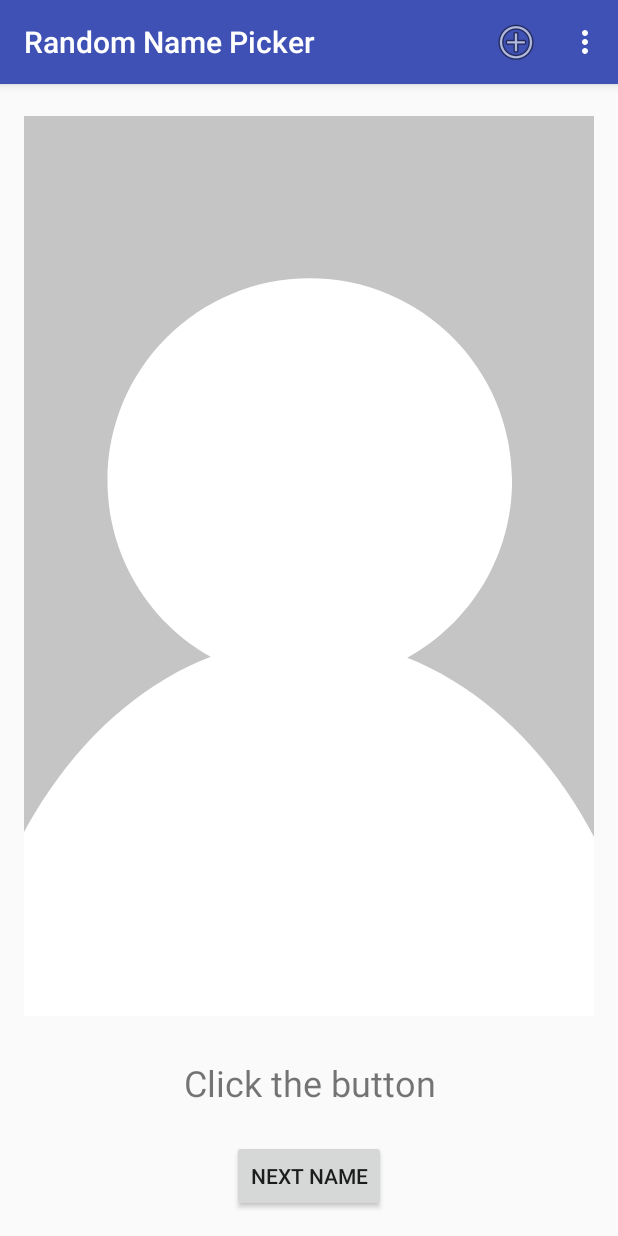
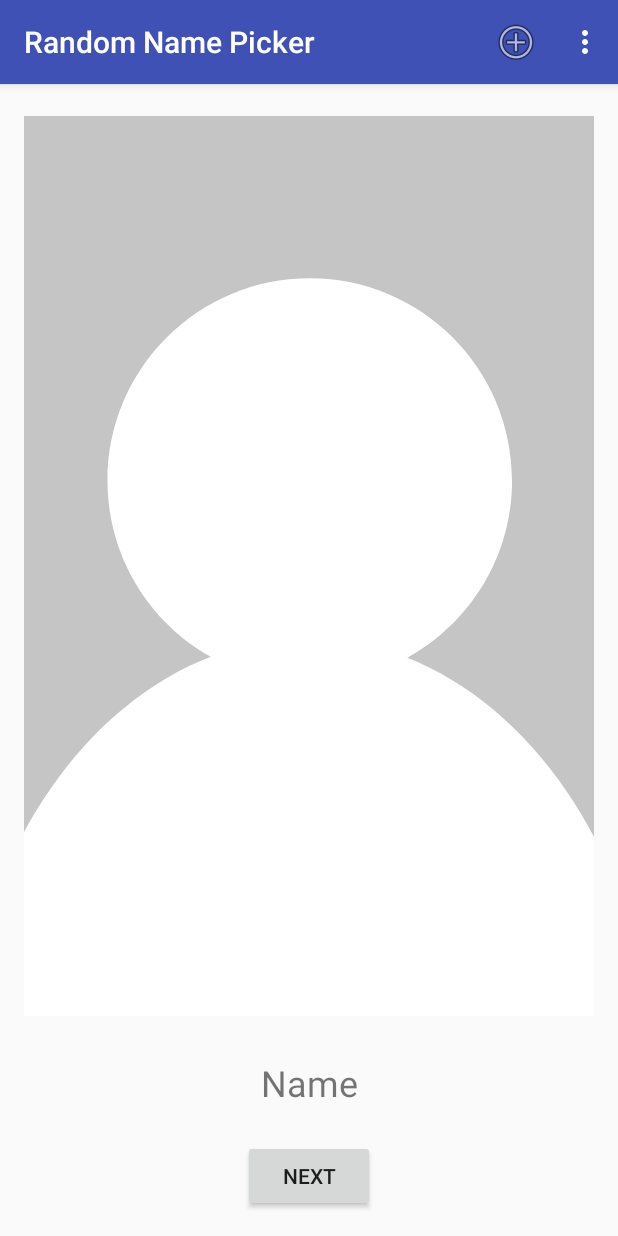
Before and after one commit to xizz/Random-Name-Picker, an Android app: the screen it shows after launch (MainActivity), on a phone screen of 412 x 824 dp. Run offline under Robolectric (Android 15) with nearby library versions, the phone set to English and light mode, and no system bars; our stand-ins replace ButterKnife.

Commit message:
String resource added

```diff
--- a/app/src/main/res/layout/card_view_person.xml
+++ b/app/src/main/res/layout/card_view_person.xml
@@ -25,7 +25,7 @@
 			android:id="@+id/person_name"
 			android:layout_width="wrap_content"
 			android:layout_height="wrap_content"
-			android:text="Name"
+			android:text="@string/name"
 			android:layout_centerVertical="true"
 			android:layout_toRightOf="@+id/person_photo"
 			android:layout_toEndOf="@+id/person_photo"
--- a/app/src/main/res/layout/fragment_main.xml
+++ b/app/src/main/res/layout/fragment_main.xml
@@ -43,7 +43,7 @@
 		android:layout_height="0dp"
 		android:layout_weight="1"
 		android:gravity="center"
-		android:text="Click the button"
+		android:text="@string/name"
 		android:textSize="24sp"
 		/>
 
@@ -52,6 +52,6 @@
 		android:layout_width="wrap_content"
 		android:layout_height="wrap_content"
 		android:layout_gravity="center"
-		android:text="Next Name"
+		android:text="@string/next_name"
 		/>
 </LinearLayout>
--- a/app/src/main/res/layout/fragment_person.xml
+++ b/app/src/main/res/layout/fragment_person.xml
@@ -12,7 +12,7 @@
 		android:layout_width="match_parent"
 		android:layout_height="wrap_content"
 		android:singleLine="true"
-		android:hint="Name"
+		android:hint="@string/name"
 		/>
 
 	<ImageView
@@ -28,6 +28,6 @@
 		android:layout_width="wrap_content"
 		android:layout_height="wrap_content"
 		android:layout_gravity="center_horizontal"
-		android:text="Pick a Photo"
+		android:text="@string/photo_pick"
 		/>
 </LinearLayout>
--- a/app/src/main/res/menu/menu.xml
+++ b/app/src/main/res/menu/menu.xml
@@ -6,18 +6,18 @@
 	<item
 		android:id="@+id/add"
 		android:icon="@android:drawable/ic_menu_add"
-		android:title="Add Person"
+		android:title="@string/add_person"
 		app:showAsAction="ifRoom"
 		/>
 	<item
 		android:id="@+id/list"
-		android:title="See All"
+		android:title="@string/see_all"
 		app:showAsAction="never"
 		/>
 	<item
 		android:id="@+id/settings"
 		android:icon="@android:drawable/ic_menu_preferences"
-		android:title="Settings"
+		android:title="@string/settings"
 		app:showAsAction="never"
 		/>
 </menu>
--- a/app/src/main/res/menu/menu_person.xml
+++ b/app/src/main/res/menu/menu_person.xml
@@ -6,14 +6,14 @@
 	<item
 		android:id="@+id/save"
 		android:icon="@android:drawable/ic_menu_save"
-		android:title="Save"
+		android:title="@string/save"
 		app:showAsAction="always"
 		/>
 
 	<item
 		android:id="@+id/delete"
 		android:icon="@android:drawable/ic_menu_delete"
-		android:title="Delete"
+		android:title="@string/delete"
 		android:visible="false"
 		app:showAsAction="ifRoom"
 		/>
--- a/app/src/main/res/values/strings.xml
+++ b/app/src/main/res/values/strings.xml
@@ -2,4 +2,11 @@
 	<string name="app_name">Random Name Picker</string>
 	<string name="settings">Settings</string>
 	<string name="everyone_gets_called">everyone_gets_called</string>
+	<string name="name">Name</string>
+	<string name="next_name">Next</string>
+	<string name="photo_pick">Pick a Photo</string>
+	<string name="add_person">Add Person</string>
+	<string name="see_all">See All</string>
+	<string name="save">Save</string>
+	<string name="delete">Delete</string>
 </resources>
```
